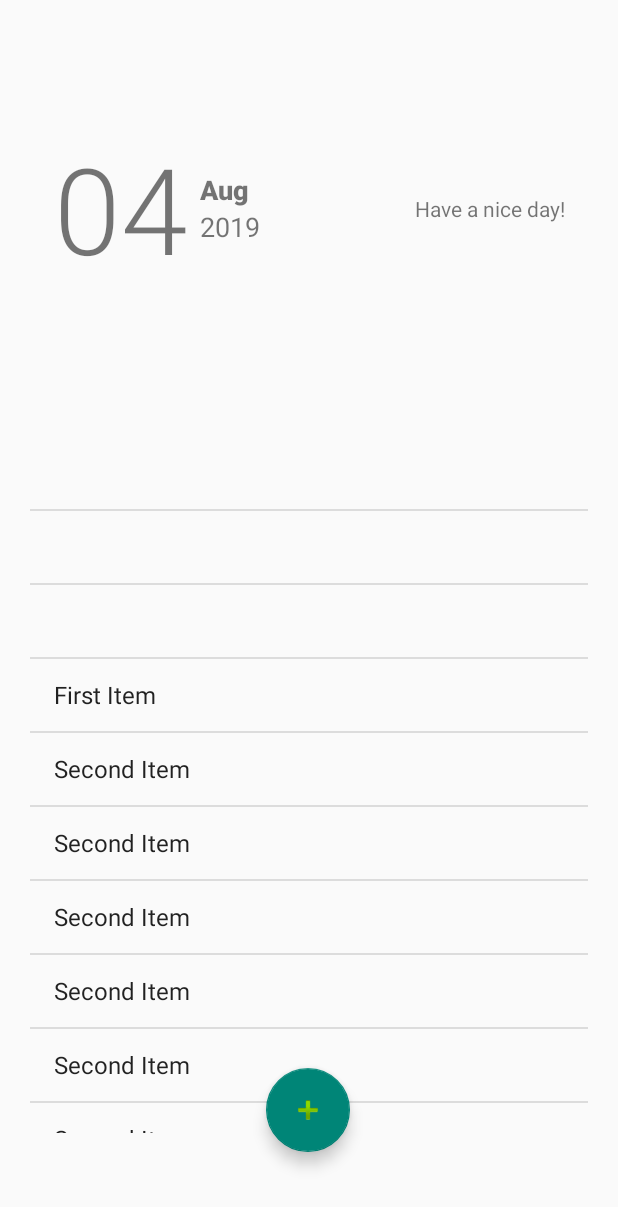
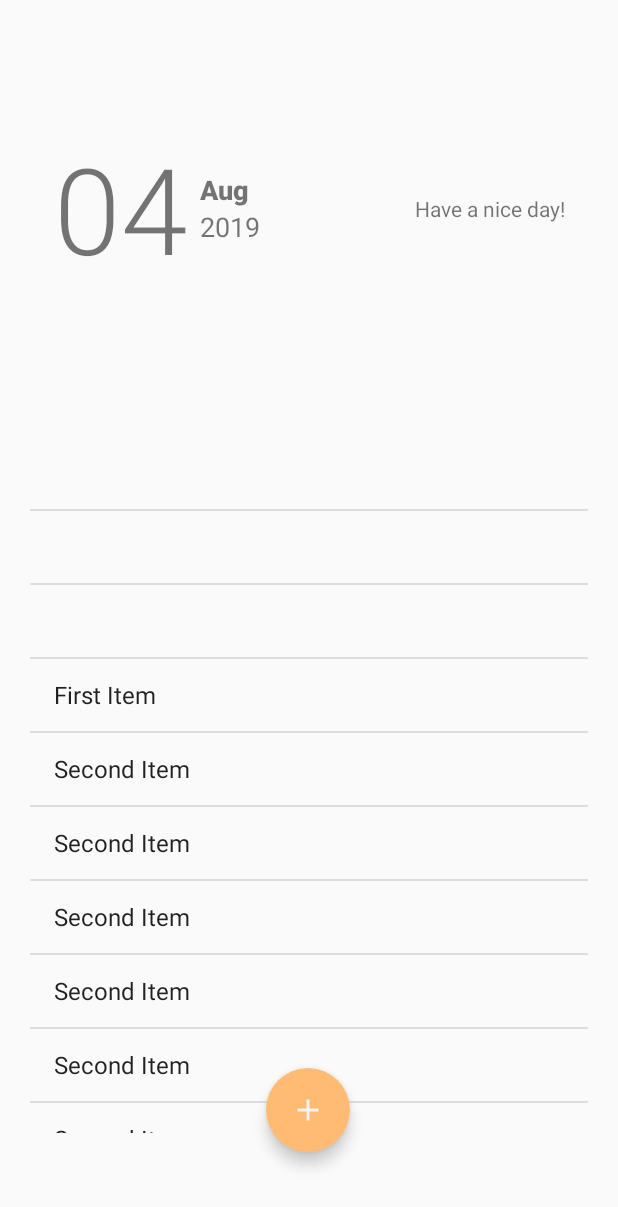
Before and after one commit to Abiri99/Todo-App, an Android app: the screen it shows after launch (MainActivity), on a phone screen of 412 x 824 dp. Shown: the top 1207 px of the screen. Run offline under Robolectric (Android 15) with nearby library versions, the phone set to English and light mode, and no system bars; Roboto replaces fonts that are not available here.

Commit message:
Fab changed.

```diff
--- /dev/null
+++ b/app/src/main/res/drawable/ic_add_black_24dp.xml
@@ -0,0 +1,5 @@
+<vector android:height="24dp" android:tint="#F4F4F4"
+    android:viewportHeight="24.0" android:viewportWidth="24.0"
+    android:width="24dp" xmlns:android="http://schemas.android.com/apk/res/android">
+    <path android:fillColor="#FF000000" android:pathData="M19,13h-6v6h-2v-6H5v-2h6V5h2v6h6v2z"/>
+</vector>
--- a/app/src/main/res/layout/activity_main.xml
+++ b/app/src/main/res/layout/activity_main.xml
@@ -89,10 +89,12 @@
         android:layout_marginBottom="36dp"
         android:clickable="true"
         android:onClick="onAddItem"
+        android:backgroundTint="#FFBA74"
+        app:borderWidth="0dp"
         app:layout_constraintBottom_toBottomOf="parent"
         app:layout_constraintEnd_toEndOf="parent"
         app:layout_constraintHorizontal_bias="0.498"
         app:layout_constraintStart_toStartOf="parent"
-        app:srcCompat="@android:drawable/ic_input_add" />
+        app:srcCompat="@drawable/ic_add_black_24dp" />
 
 </android.support.constraint.ConstraintLayout>
```
